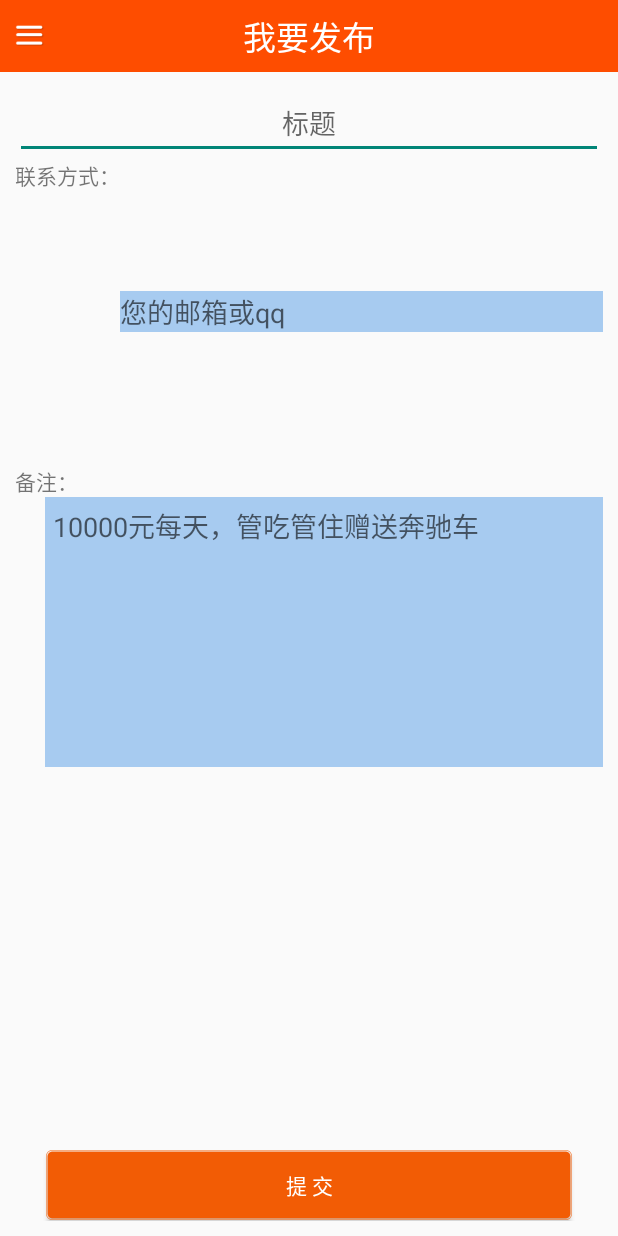
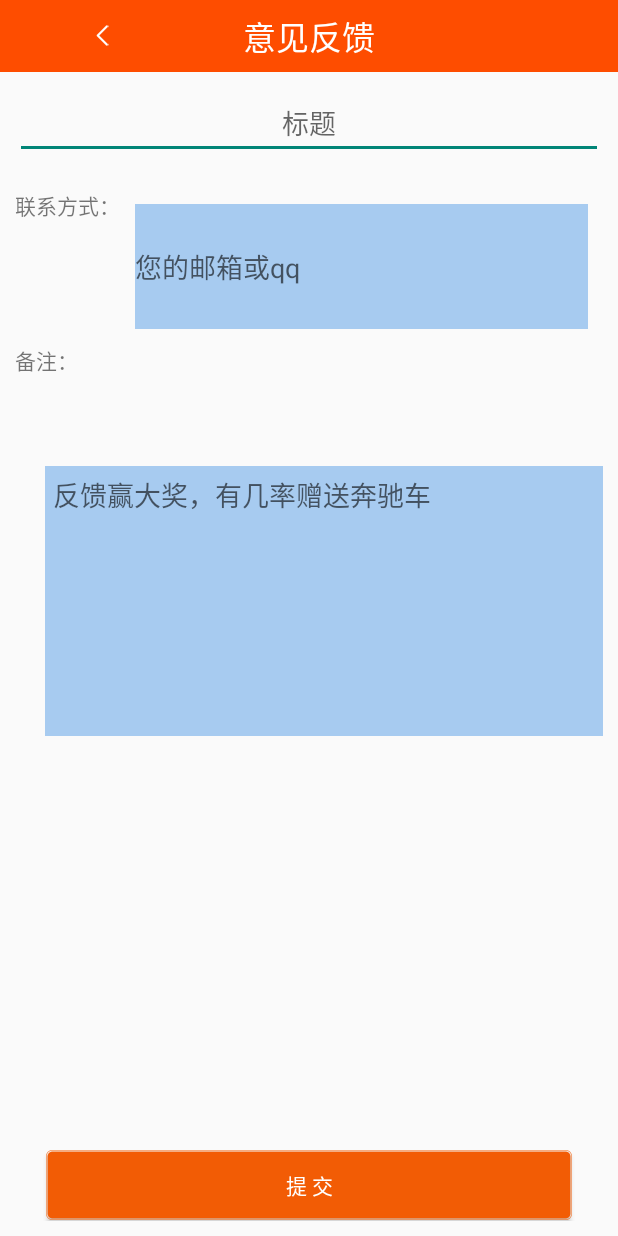
Before and after one commit to wulei111/parttimejobapp, an Android app: the layout activity_information.xml on its own in the app's theme, with its tools: preview values and no code run, on a phone screen of 412 x 824 dp. Run offline under Robolectric (Android 15) with nearby library versions, the phone set to English and light mode, and no system bars.

```diff
--- a/app/src/main/java/com/best/parttimejobapp/Activity_About.java
+++ b/app/src/main/java/com/best/parttimejobapp/Activity_Information.java
@@ -5,12 +5,12 @@
 import android.support.v7.app.AppCompatActivity;
 import android.view.View;
 
-public class Activity_About extends AppCompatActivity {
+public class Activity_Information extends AppCompatActivity {
 
     @Override
     protected void onCreate(Bundle savedInstanceState) {
         super.onCreate(savedInstanceState);
-        setContentView(R.layout.activity_about);
+        setContentView(R.layout.activity_information);
 
     }
     public void back_menu(View v){
--- a/app/src/main/res/layout/activity_about.xml
+++ b/app/src/main/res/layout/activity_information.xml
@@ -20,7 +20,7 @@
                     android:layout_width="fill_parent"
                     android:layout_height="wrap_content"
                     android:gravity="center"
-                    android:text="我要发布"
+                    android:text="意见反馈"
                     android:textSize="22sp"
                     android:textColor="@color/white"
                     android:layout_centerVertical="true"
@@ -28,11 +28,13 @@
                     android:layout_alignParentStart="true" />
                 <Button
                     android:layout_width="wrap_content"
+                    android:background="@null"
+                    android:padding="10dp"
                     android:layout_height="wrap_content"
-                    android:background="@null"
                     android:onClick="back_menu"
                     android:id="@+id/toolbar_back_button"
-                    android:drawableLeft="@drawable/ic_top_bar_category"/>
+                    android:gravity="center"
+                    android:drawableRight="@drawable/fanhuis"/>
             </RelativeLayout>
         </LinearLayout>
     <LinearLayout
@@ -58,7 +60,8 @@
 
             <LinearLayout
                 android:layout_width="fill_parent"
-                android:layout_weight="0.47"
+                android:layout_weight="0.20"
+                android:layout_marginTop="20dp"
                 android:layout_height="0dp">
                 <TextView
                     android:layout_width="wrap_content"
@@ -67,8 +70,9 @@
                 <EditText
                     android:layout_width="fill_parent"
                     android:hint="您的邮箱或qq"
+                    android:layout_margin="10dp"
                     android:background="#A7CBF0"
-                    android:layout_height="wrap_content"
+                    android:layout_height="fill_parent"
                     android:layout_gravity="center_vertical" />
             </LinearLayout>
             <LinearLayout
@@ -84,13 +88,14 @@
                     android:layout_marginLeft="20dp"
                     android:layout_width="fill_parent"
                     android:background="#A7CBF0"
+                    android:layout_marginTop="60dp"
                     android:layout_height="180dp" >
                     <EditText
                     android:layout_margin="5dp"
                     android:textColor="#0A3140"
                     android:layout_width="fill_parent"
                     android:background="@null"
-                    android:hint="10000元每天，管吃管住赠送奔驰车"
+                    android:hint="反馈赢大奖，有几率赠送奔驰车"
                     android:layout_height="wrap_content" />
                 </LinearLayout>
 
--- a/app/src/main/res/values/strings.xml
+++ b/app/src/main/res/values/strings.xml
@@ -5,4 +5,5 @@
     <string name="action_settings">Settings</string>
     <string name="title_activity_forgetpassword">ForgetpasswordActivity</string>
     <string name="title_activity_change_password">ChangePasswordActivity</string>
+    <string name="title_activity_activity_responsibility">Activity_responsibility</string>
 </resources>
```
Also changed, not shown: app/src/main/AndroidManifest.xml (+6 -3 lines), app/src/main/java/com/best/parttimejobapp/Activity_responsibility.java (added, +37 -0 lines), app/src/main/java/com/best/parttimejobapp/MainActivity.java (+5 -4 lines), app/src/main/res/layout/activity_responsibility.xml (added, +11 -0 lines), app/src/main/res/menu/menu_activity_responsibility.xml (added, +7 -0 lines), app/src/main/res/drawable-hdpi/fanhuis.png (added), app/src/main/res/drawable-mdpi/fanhuis.png (added), app/src/main/res/drawable-xhdpi/fanhuis.png (added), 1 other file.
